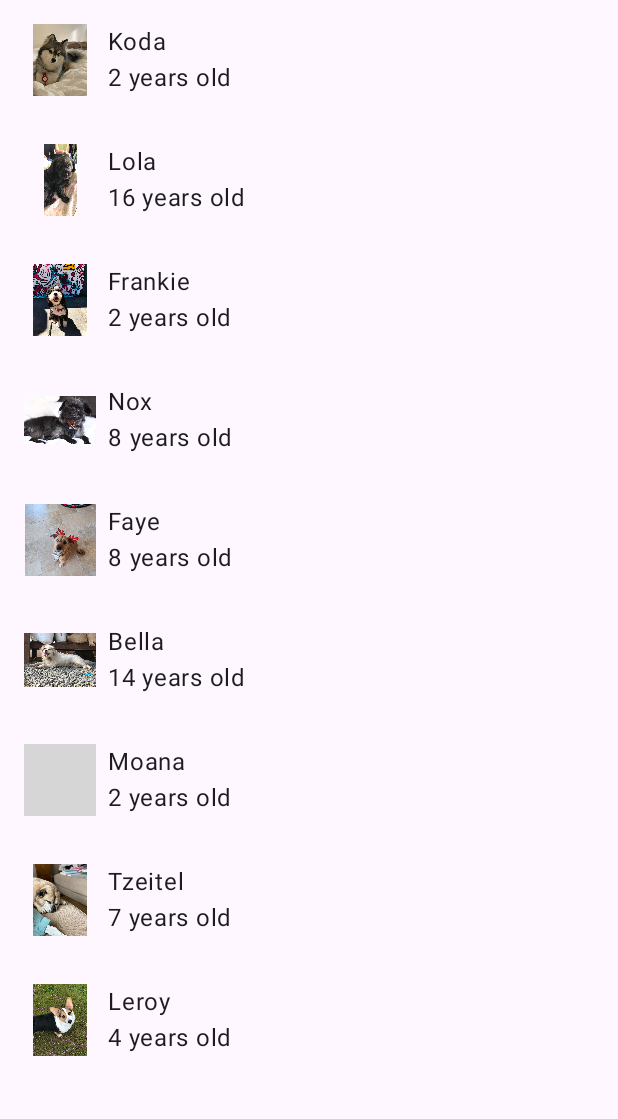
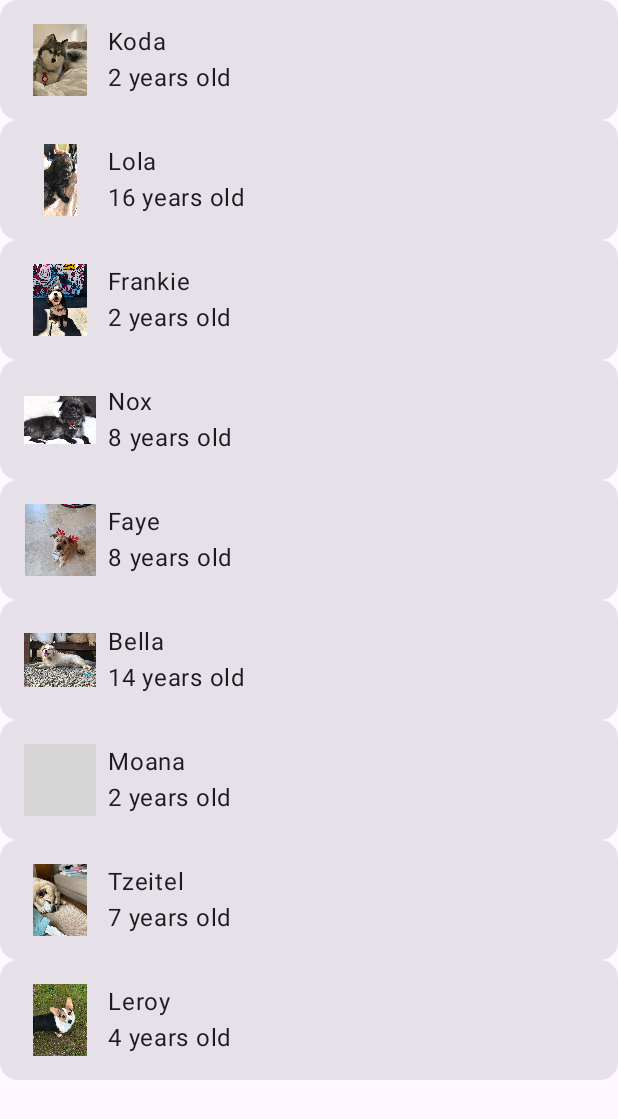
Before and after one commit to MatrevLT/android_basics_with_compose, an Android app built with Jetpack Compose: the screen it shows after launch (MainActivity), on a phone screen of 412 x 824 dp. Shown: the top 1119 px of the screen. Run offline under Robolectric (Android 15) with nearby library versions, the phone set to English and light mode, and no system bars; grey boxes are pictures that could not be loaded.

Commit message:
add card

```diff
--- a/basic-android-kotlin-compose-training-woof-starter/app/src/main/java/com/example/woof/MainActivity.kt
+++ b/basic-android-kotlin-compose-training-woof-starter/app/src/main/java/com/example/woof/MainActivity.kt
@@ -30,6 +30,7 @@ import androidx.compose.foundation.layout.padding
 import androidx.compose.foundation.layout.size
 import androidx.compose.foundation.lazy.LazyColumn
 import androidx.compose.foundation.lazy.items
+import androidx.compose.material3.Card
 import androidx.compose.material3.Surface
 import androidx.compose.material3.Text
 import androidx.compose.runtime.Composable
@@ -81,13 +82,15 @@ fun DogItem(
     dog: Dog,
     modifier: Modifier = Modifier
 ) {
-    Row(
-        modifier = modifier
-            .fillMaxWidth()
-            .padding(dimensionResource(R.dimen.padding_small))
-    ) {
-        DogIcon(dog.imageResourceId)
-        DogInformation(dog.name, dog.age)
+    Card(modifier = modifier) {
+        Row(
+            modifier = Modifier
+                .fillMaxWidth()
+                .padding(dimensionResource(id = R.dimen.padding_small))
+        ) {
+            DogIcon(dog.imageResourceId)
+            DogInformation(dog.name, dog.age)
+        }
     }
 }
 
```
